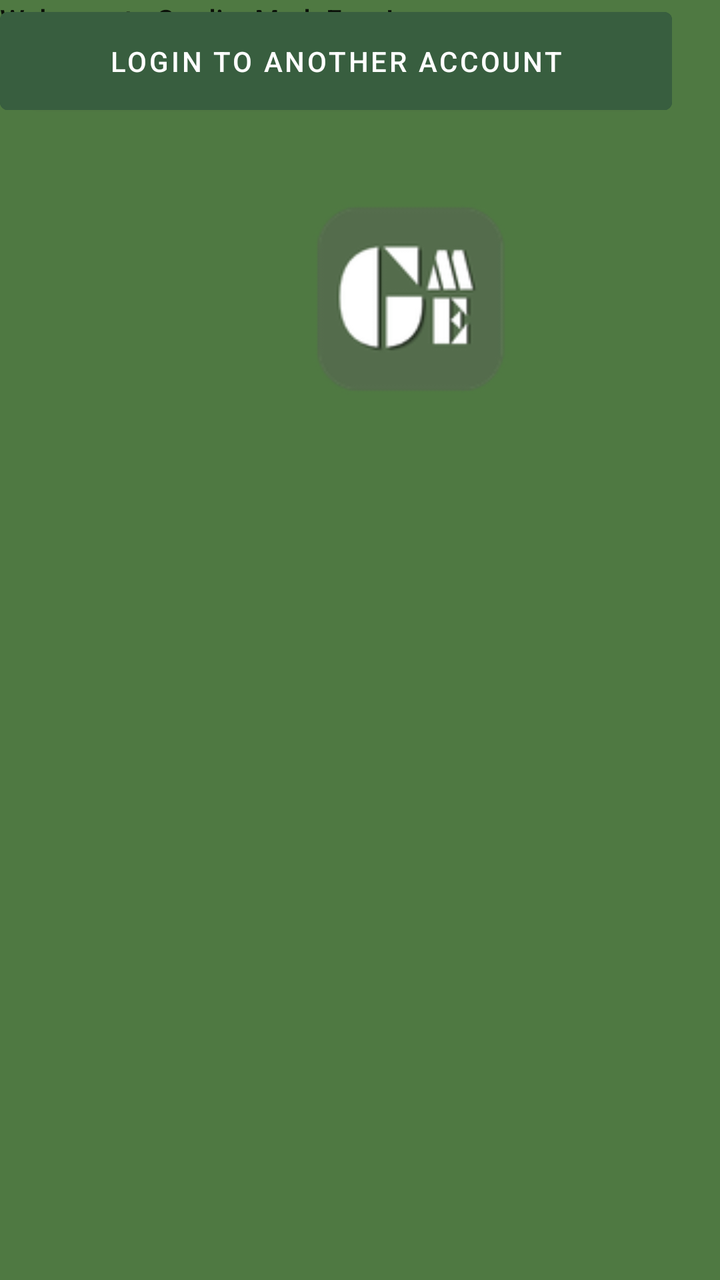
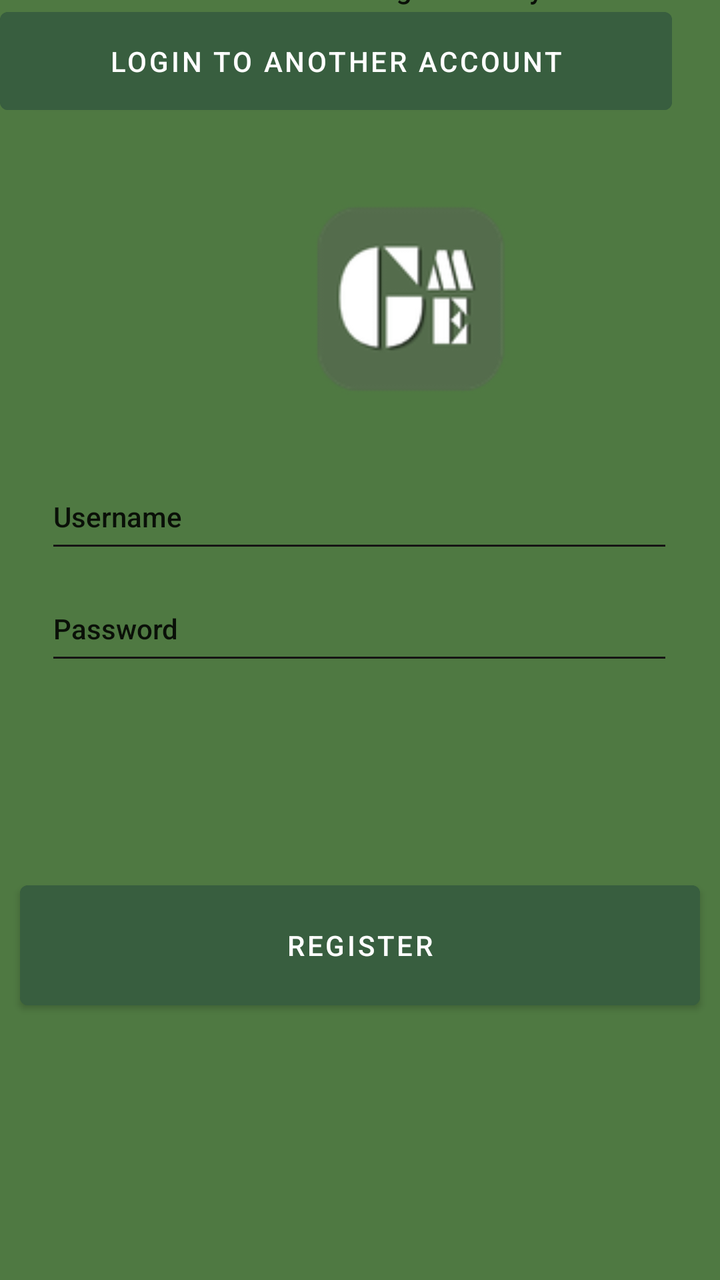

The first picture is an Android layout as it rendered before a commit; the second is the same layout after the commit. The layout source and the unified diff follow.
<!-- AndroidManifest.xml: application theme Theme.GradingMadeEasy -->
<!-- res/layout/malonzo_register_screen.xml -->
<?xml version="1.0" encoding="utf-8"?>
<androidx.constraintlayout.widget.ConstraintLayout xmlns:android="http://schemas.android.com/apk/res/android"
    xmlns:app="http://schemas.android.com/apk/res-auto"
    xmlns:tools="http://schemas.android.com/tools"
    android:id="@+id/main"
    android:layout_width="match_parent"
    android:layout_height="match_parent"
    android:background="#4F7942">

    <TextView
        android:id="@+id/WelcomeText"
        android:layout_width="203dp"
        android:layout_height="24dp"
        android:text="Welcome to GradingMadeEasy!"
        android:textAppearance="@style/TextAppearance.AppCompat.Body2"
        tools:layout_editor_absoluteX="102dp"
        tools:layout_editor_absoluteY="225dp" />

    <EditText
        android:id="@+id/UsernamePassword"
        android:layout_width="318dp"
        android:layout_height="47dp"
        android:backgroundTint="#161414"
        android:text="Password"
        android:textAppearance="@style/TextAppearance.AppCompat.Body2"
        tools:layout_editor_absoluteX="43dp"
        tools:layout_editor_absoluteY="406dp" />

    <EditText
        android:id="@+id/UsernamePassword"
        android:layout_width="314dp"
        android:layout_height="49dp"
        android:backgroundTint="#161414"
        android:text="Username"
        android:textAppearance="@style/TextAppearance.AppCompat.Body2"
        tools:layout_editor_absoluteX="43dp"
        tools:layout_editor_absoluteY="326dp" />

    <ImageView
        android:id="@+id/AppIconSectionCreation"
        android:layout_width="153dp"
        android:layout_height="115dp"
        android:layout_marginStart="128dp"
        android:layout_marginTop="92dp"
        android:translationZ="@dimen/_2sdp"
        app:layout_constraintStart_toStartOf="parent"
        app:layout_constraintTop_toTopOf="parent"
        app:srcCompat="@drawable/GradingMadeEasyLogo" />

    <Button
        android:id="@+id/LoginButton"
        android:layout_width="336dp"
        android:layout_height="61dp"
        android:backgroundTint="#385E3F"
        android:text="Register"
        tools:layout_editor_absoluteX="37dp"
        tools:layout_editor_absoluteY="652dp" />

    <Button
        android:id="@+id/LoginButton"
        android:layout_width="336dp"
        android:layout_height="61dp"
        android:backgroundTint="#385E3F"
        android:text="Login to another account"
        tools:layout_editor_absoluteX="37dp"
        tools:layout_editor_absoluteY="734dp" />


</androidx.constraintlayout.widget.ConstraintLayout>
<!-- resources referenced by this layout -->
<resources>
  <!-- drawable GradingMadeEasyLogo: png bitmap (drawable, 6187 bytes) -->
  <style name="Theme.GradingMadeEasy" parent="Theme.MaterialComponents.DayNight.DarkActionBar">
          
          <item name="colorPrimary">@color/purple_500</item>
          <item name="colorPrimaryVariant">@color/purple_700</item>
          <item name="colorOnPrimary">@color/white</item>
          
          <item name="colorSecondary">@color/teal_200</item>
          <item name="colorSecondaryVariant">@color/teal_700</item>
          <item name="colorOnSecondary">@color/black</item>
          
          <item name="android:statusBarColor">?attr/colorPrimaryVariant</item>
          
      </style>
  <color name="purple_500">#FF6200EE</color>
  <color name="purple_700">#FF3700B3</color>
  <color name="white">#FFFFFFFF</color>
  <color name="teal_200">#FF03DAC5</color>
  <color name="teal_700">#FF018786</color>
  <color name="black">#FF000000</color>
</resources>

<!-- the commit's change to res/layout/malonzo_register_screen.xml (unified diff, before → after) -->
@@ -5,26 +5,19 @@
     android:id="@+id/main"
     android:layout_width="match_parent"
     android:layout_height="match_parent"
-    android:background="#4F7942">
+    android:background="#4F7942"
+    tools:ignore="DuplicateIds">
 
     <TextView
         android:id="@+id/WelcomeText"
         android:layout_width="203dp"
         android:layout_height="24dp"
+        android:layout_marginBottom="632dp"
         android:text="Welcome to GradingMadeEasy!"
         android:textAppearance="@style/TextAppearance.AppCompat.Body2"
-        tools:layout_editor_absoluteX="102dp"
-        tools:layout_editor_absoluteY="225dp" />
-
-    <EditText
-        android:id="@+id/UsernamePassword"
-        android:layout_width="318dp"
-        android:layout_height="47dp"
-        android:backgroundTint="#161414"
-        android:text="Password"
-        android:textAppearance="@style/TextAppearance.AppCompat.Body2"
-        tools:layout_editor_absoluteX="43dp"
-        tools:layout_editor_absoluteY="406dp" />
+        app:layout_constraintBottom_toBottomOf="parent"
+        app:layout_constraintEnd_toEndOf="parent"
+        app:layout_constraintStart_toStartOf="parent" />
 
     <EditText
         android:id="@+id/UsernamePassword"
@@ -33,11 +26,29 @@
         android:backgroundTint="#161414"
         android:text="Username"
         android:textAppearance="@style/TextAppearance.AppCompat.Body2"
-        tools:layout_editor_absoluteX="43dp"
-        tools:layout_editor_absoluteY="326dp" />
+        app:layout_constraintBottom_toBottomOf="parent"
+        app:layout_constraintEnd_toEndOf="parent"
+        app:layout_constraintHorizontal_bias="0.494"
+        app:layout_constraintStart_toStartOf="parent"
+        app:layout_constraintTop_toTopOf="parent"
+        app:layout_constraintVertical_bias="0.393" />
+
+    <EditText
+        android:id="@+id/usernamePassword"
+        android:layout_width="314dp"
+        android:layout_height="49dp"
+        android:backgroundTint="#161414"
+        android:text="Password"
+        android:textAppearance="@style/TextAppearance.AppCompat.Body2"
+        app:layout_constraintBottom_toBottomOf="parent"
+        app:layout_constraintEnd_toEndOf="parent"
+        app:layout_constraintHorizontal_bias="0.494"
+        app:layout_constraintStart_toStartOf="parent"
+        app:layout_constraintTop_toTopOf="parent"
+        app:layout_constraintVertical_bias="0.488" />
 
     <ImageView
-        android:id="@+id/AppIconSectionCreation"
+        android:id="@+id/ImageView"
         android:layout_width="153dp"
         android:layout_height="115dp"
         android:layout_marginStart="128dp"
@@ -48,22 +59,27 @@
         app:srcCompat="@drawable/GradingMadeEasyLogo" />
 
     <Button
-        android:id="@+id/LoginButton"
-        android:layout_width="336dp"
-        android:layout_height="61dp"
-        android:backgroundTint="#385E3F"
-        android:text="Register"
-        tools:layout_editor_absoluteX="37dp"
-        tools:layout_editor_absoluteY="652dp" />
-
-    <Button
-        android:id="@+id/LoginButton"
+        android:id="@+id/main"
         android:layout_width="336dp"
         android:layout_height="61dp"
         android:backgroundTint="#385E3F"
         android:text="Login to another account"
-        tools:layout_editor_absoluteX="37dp"
-        tools:layout_editor_absoluteY="734dp" />
+        tools:layout_editor_absoluteX="35dp"
+        tools:layout_editor_absoluteY="734dp"
+        tools:ignore="MissingConstraints" />
+
+    <Button
+        android:id="@+id/button9"
+        android:layout_width="340dp"
+        android:layout_height="72dp"
+        android:backgroundTint="#385E3F"
+        android:text="Register"
+        app:layout_constraintBottom_toBottomOf="parent"
+        app:layout_constraintEnd_toEndOf="parent"
+        app:layout_constraintHorizontal_bias="0.492"
+        app:layout_constraintStart_toStartOf="parent"
+        app:layout_constraintTop_toTopOf="parent"
+        app:layout_constraintVertical_bias="0.769" />
 
 
 </androidx.constraintlayout.widget.ConstraintLayout>
